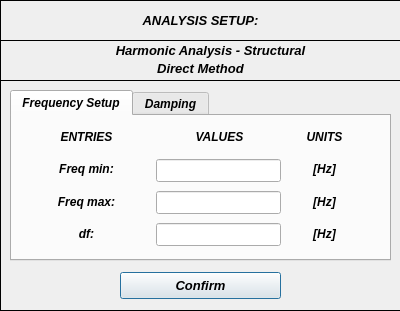
open-pulse/OpenPulse, file pulse/uix/user_input/ui/analysisSetupInput_DirectMethod.ui: the form before one commit.
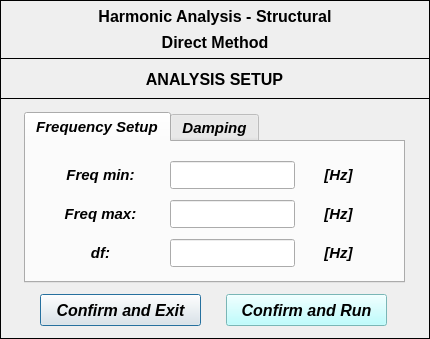
The form after the commit. Icons and pictures are not drawn.

The edit to the form file:
```diff
--- a/pulse/uix/user_input/ui/analysisSetupInput_DirectMethod.ui
+++ b/pulse/uix/user_input/ui/analysisSetupInput_DirectMethod.ui
@@ -9,8 +9,8 @@
    <rect>
     <x>0</x>
     <y>0</y>
-    <width>400</width>
-    <height>311</height>
+    <width>430</width>
+    <height>339</height>
    </rect>
   </property>
   <property name="sizePolicy">
@@ -19,6 +19,18 @@
     <verstretch>0</verstretch>
    </sizepolicy>
   </property>
+  <property name="minimumSize">
+   <size>
+    <width>430</width>
+    <height>339</height>
+   </size>
+  </property>
+  <property name="maximumSize">
+   <size>
+    <width>430</width>
+    <height>339</height>
+   </size>
+  </property>
   <property name="contextMenuPolicy">
    <enum>Qt::DefaultContextMenu</enum>
   </property>
@@ -32,89 +44,13 @@
   <property name="whatsThis">
    <string/>
   </property>
-  <widget class="QWidget" name="widget" native="true">
-   <property name="geometry">
-    <rect>
-     <x>0</x>
-     <y>0</y>
-     <width>401</width>
-     <height>311</height>
-    </rect>
-   </property>
-   <property name="font">
-    <font>
-     <kerning>true</kerning>
-    </font>
-   </property>
-   <widget class="QFrame" name="frame">
-    <property name="geometry">
-     <rect>
-      <x>0</x>
-      <y>0</y>
-      <width>401</width>
-      <height>41</height>
-     </rect>
-    </property>
-    <property name="frameShape">
-     <enum>QFrame::Box</enum>
-    </property>
-    <property name="frameShadow">
-     <enum>QFrame::Plain</enum>
-    </property>
-    <property name="lineWidth">
-     <number>1</number>
-    </property>
-    <widget class="QLabel" name="label">
-     <property name="geometry">
-      <rect>
-       <x>10</x>
-       <y>12</y>
-       <width>381</width>
-       <height>16</height>
-      </rect>
-     </property>
-     <property name="font">
-      <font>
-       <family>Arial</family>
-       <pointsize>10</pointsize>
-       <weight>75</weight>
-       <italic>true</italic>
-       <bold>true</bold>
-      </font>
-     </property>
-     <property name="text">
-      <string>ANALYSIS SETUP:</string>
-     </property>
-     <property name="textFormat">
-      <enum>Qt::AutoText</enum>
-     </property>
-     <property name="alignment">
-      <set>Qt::AlignCenter</set>
-     </property>
-    </widget>
-   </widget>
-   <widget class="QFrame" name="frame_2">
-    <property name="geometry">
-     <rect>
-      <x>0</x>
-      <y>40</y>
-      <width>401</width>
-      <height>271</height>
-     </rect>
-    </property>
-    <property name="frameShape">
-     <enum>QFrame::Box</enum>
-    </property>
-    <property name="frameShadow">
-     <enum>QFrame::Plain</enum>
-    </property>
     <widget class="QFrame" name="frame_3">
      <property name="geometry">
       <rect>
        <x>0</x>
        <y>0</y>
-       <width>401</width>
-       <height>41</height>
+     <width>430</width>
+     <height>59</height>
       </rect>
      </property>
      <property name="frameShape">
@@ -129,18 +65,18 @@
      <widget class="QLabel" name="label_title">
       <property name="geometry">
        <rect>
-        <x>20</x>
-        <y>0</y>
-        <width>381</width>
-        <height>21</height>
+      <x>36</x>
+      <y>4</y>
+      <width>358</width>
+      <height>25</height>
        </rect>
       </property>
       <property name="font">
        <font>
         <family>Arial</family>
-        <pointsize>10</pointsize>
+      <pointsize>12</pointsize>
         <weight>75</weight>
-        <italic>true</italic>
+      <italic>false</italic>
         <bold>true</bold>
        </font>
       </property>
@@ -157,18 +93,18 @@
      <widget class="QLabel" name="label_subtitle">
       <property name="geometry">
        <rect>
-        <x>10</x>
-        <y>20</y>
-        <width>381</width>
-        <height>16</height>
+      <x>36</x>
+      <y>30</y>
+      <width>358</width>
+      <height>25</height>
        </rect>
       </property>
       <property name="font">
        <font>
         <family>Arial</family>
-        <pointsize>10</pointsize>
+      <pointsize>12</pointsize>
         <weight>75</weight>
-        <italic>true</italic>
+      <italic>false</italic>
         <bold>true</bold>
        </font>
       </property>
@@ -183,11 +119,26 @@
       </property>
      </widget>
     </widget>
+  <widget class="QFrame" name="frame_2">
+   <property name="geometry">
+    <rect>
+     <x>0</x>
+     <y>98</y>
+     <width>430</width>
+     <height>241</height>
+    </rect>
+   </property>
+   <property name="frameShape">
+    <enum>QFrame::Box</enum>
+   </property>
+   <property name="frameShadow">
+    <enum>QFrame::Plain</enum>
+   </property>
     <widget class="QTabWidget" name="tabWidget">
      <property name="geometry">
       <rect>
-       <x>10</x>
-       <y>50</y>
+      <x>24</x>
+      <y>14</y>
        <width>381</width>
        <height>171</height>
       </rect>
@@ -195,6 +146,7 @@
      <property name="font">
       <font>
        <family>Arial</family>
+      <pointsize>11</pointsize>
        <weight>75</weight>
        <italic>true</italic>
        <bold>true</bold>
@@ -207,102 +159,33 @@
       <attribute name="title">
        <string>Frequency Setup</string>
       </attribute>
-      <widget class="QWidget" name="verticalLayoutWidget_13">
-       <property name="geometry">
-        <rect>
-         <x>146</x>
-         <y>10</y>
-         <width>123</width>
-         <height>21</height>
-        </rect>
-       </property>
-       <layout class="QVBoxLayout" name="verticalLayout_13">
-        <item>
-         <widget class="QLabel" name="label_18">
-          <property name="font">
-           <font>
-            <weight>75</weight>
-            <bold>true</bold>
-           </font>
-          </property>
-          <property name="text">
-           <string>VALUES</string>
-          </property>
-          <property name="alignment">
-           <set>Qt::AlignCenter</set>
-          </property>
-         </widget>
-        </item>
-       </layout>
-      </widget>
-      <widget class="QWidget" name="verticalLayoutWidget_14">
-       <property name="geometry">
-        <rect>
-         <x>282</x>
-         <y>10</y>
-         <width>61</width>
-         <height>21</height>
-        </rect>
-       </property>
-       <layout class="QVBoxLayout" name="verticalLayout_14">
-        <item>
-         <widget class="QLabel" name="label_19">
-          <property name="font">
-           <font>
-            <weight>75</weight>
-            <bold>true</bold>
-           </font>
-          </property>
-          <property name="text">
-           <string>UNITS</string>
-          </property>
-          <property name="alignment">
-           <set>Qt::AlignCenter</set>
-          </property>
-         </widget>
-        </item>
-       </layout>
-      </widget>
-      <widget class="QWidget" name="verticalLayoutWidget_15">
-       <property name="geometry">
-        <rect>
-         <x>24</x>
-         <y>10</y>
-         <width>101</width>
-         <height>21</height>
-        </rect>
-       </property>
-       <layout class="QVBoxLayout" name="verticalLayout_15">
-        <item>
-         <widget class="QLabel" name="label_20">
-          <property name="font">
-           <font>
-            <weight>75</weight>
-            <bold>true</bold>
-           </font>
-          </property>
-          <property name="text">
-           <string>ENTRIES</string>
-          </property>
-          <property name="alignment">
-           <set>Qt::AlignCenter</set>
-          </property>
-         </widget>
-        </item>
-       </layout>
-      </widget>
       <widget class="QWidget" name="verticalLayoutWidget_16">
        <property name="geometry">
         <rect>
          <x>24</x>
-         <y>40</y>
+        <y>18</y>
          <width>101</width>
-         <height>91</height>
+        <height>108</height>
         </rect>
        </property>
        <layout class="QVBoxLayout" name="verticalLayout_16">
+       <property name="spacing">
+        <number>10</number>
+       </property>
         <item>
          <widget class="QLabel" name="label_22">
+         <property name="minimumSize">
+          <size>
+           <width>0</width>
+           <height>28</height>
+          </size>
+         </property>
+         <property name="maximumSize">
+          <size>
+           <width>16777215</width>
+           <height>28</height>
+          </size>
+         </property>
           <property name="text">
            <string>Freq min:</string>
           </property>
@@ -313,6 +196,18 @@
         </item>
         <item>
          <widget class="QLabel" name="label_23">
+         <property name="minimumSize">
+          <size>
+           <width>0</width>
+           <height>28</height>
+          </size>
+         </property>
+         <property name="maximumSize">
+          <size>
+           <width>16777215</width>
+           <height>28</height>
+          </size>
+         </property>
           <property name="text">
            <string>Freq max:</string>
           </property>
@@ -323,6 +218,18 @@
         </item>
         <item>
          <widget class="QLabel" name="label_21">
+         <property name="minimumSize">
+          <size>
+           <width>0</width>
+           <height>28</height>
+          </size>
+         </property>
+         <property name="maximumSize">
+          <size>
+           <width>16777215</width>
+           <height>28</height>
+          </size>
+         </property>
           <property name="text">
            <string>df:</string>
           </property>
@@ -337,14 +244,29 @@
        <property name="geometry">
         <rect>
          <x>144</x>
-         <y>40</y>
+        <y>18</y>
          <width>125</width>
-         <height>95</height>
+        <height>108</height>
         </rect>
        </property>
        <layout class="QVBoxLayout" name="verticalLayout_17">
+       <property name="spacing">
+        <number>10</number>
+       </property>
         <item>
          <widget class="QLineEdit" name="lineEdit_min">
+         <property name="minimumSize">
+          <size>
+           <width>0</width>
+           <height>28</height>
+          </size>
+         </property>
+         <property name="maximumSize">
+          <size>
+           <width>16777215</width>
+           <height>28</height>
+          </size>
+         </property>
           <property name="font">
            <font>
             <family>Arial</family>
@@ -361,6 +283,18 @@
         </item>
         <item>
          <widget class="QLineEdit" name="lineEdit_max">
+         <property name="minimumSize">
+          <size>
+           <width>0</width>
+           <height>28</height>
+          </size>
+         </property>
+         <property name="maximumSize">
+          <size>
+           <width>16777215</width>
+           <height>28</height>
+          </size>
+         </property>
           <property name="font">
            <font>
             <family>Arial</family>
@@ -377,6 +311,18 @@
         </item>
         <item>
          <widget class="QLineEdit" name="lineEdit_step">
+         <property name="minimumSize">
+          <size>
+           <width>0</width>
+           <height>28</height>
+          </size>
+         </property>
+         <property name="maximumSize">
+          <size>
+           <width>16777215</width>
+           <height>28</height>
+          </size>
+         </property>
           <property name="font">
            <font>
             <family>Arial</family>
@@ -397,14 +343,29 @@
        <property name="geometry">
         <rect>
          <x>282</x>
-         <y>40</y>
+        <y>18</y>
          <width>61</width>
-         <height>91</height>
+        <height>108</height>
         </rect>
        </property>
        <layout class="QVBoxLayout" name="verticalLayout_18">
+       <property name="spacing">
+        <number>10</number>
+       </property>
         <item>
          <widget class="QLabel" name="label_24">
+         <property name="minimumSize">
+          <size>
+           <width>0</width>
+           <height>28</height>
+          </size>
+         </property>
+         <property name="maximumSize">
+          <size>
+           <width>16777215</width>
+           <height>28</height>
+          </size>
+         </property>
           <property name="text">
            <string>[Hz]</string>
           </property>
@@ -415,6 +376,18 @@
         </item>
         <item>
          <widget class="QLabel" name="label_25">
+         <property name="minimumSize">
+          <size>
+           <width>0</width>
+           <height>28</height>
+          </size>
+         </property>
+         <property name="maximumSize">
+          <size>
+           <width>16777215</width>
+           <height>28</height>
+          </size>
+         </property>
           <property name="text">
            <string>[Hz]</string>
           </property>
@@ -425,6 +398,18 @@
         </item>
         <item>
          <widget class="QLabel" name="label_26">
+         <property name="minimumSize">
+          <size>
+           <width>0</width>
+           <height>28</height>
+          </size>
+         </property>
+         <property name="maximumSize">
+          <size>
+           <width>16777215</width>
+           <height>28</height>
+          </size>
+         </property>
           <property name="text">
            <string>[Hz]</string>
           </property>
@@ -895,25 +880,96 @@
     <widget class="QPushButton" name="pushButton_confirm">
      <property name="geometry">
       <rect>
-       <x>120</x>
-       <y>232</y>
+      <x>40</x>
+      <y>196</y>
        <width>161</width>
+      <height>32</height>
+     </rect>
+    </property>
+    <property name="font">
+     <font>
+      <family>Arial</family>
+      <pointsize>12</pointsize>
+      <weight>75</weight>
+      <italic>true</italic>
+      <bold>true</bold>
+     </font>
+    </property>
+    <property name="text">
+     <string>Confirm and Exit</string>
+    </property>
+   </widget>
+   <widget class="QPushButton" name="pushButton_confirm_run">
+    <property name="geometry">
+     <rect>
+      <x>226</x>
+      <y>196</y>
+      <width>161</width>
+      <height>32</height>
+     </rect>
+    </property>
+    <property name="font">
+     <font>
+      <family>Arial</family>
+      <pointsize>12</pointsize>
+      <weight>75</weight>
+      <italic>true</italic>
+      <bold>true</bold>
+     </font>
+    </property>
+    <property name="styleSheet">
+     <string notr="true">background-color: rgb(170, 255, 255);</string>
+    </property>
+    <property name="text">
+     <string>Confirm and Run</string>
+    </property>
+   </widget>
+  </widget>
+  <widget class="QFrame" name="frame">
+   <property name="geometry">
+    <rect>
+     <x>0</x>
+     <y>58</y>
+     <width>430</width>
+     <height>41</height>
+    </rect>
+   </property>
+   <property name="frameShape">
+    <enum>QFrame::Box</enum>
+   </property>
+   <property name="frameShadow">
+    <enum>QFrame::Plain</enum>
+   </property>
+   <property name="lineWidth">
+    <number>1</number>
+   </property>
+   <widget class="QLabel" name="label">
+    <property name="geometry">
+     <rect>
+      <x>24</x>
+      <y>8</y>
+      <width>381</width>
        <height>27</height>
       </rect>
      </property>
      <property name="font">
       <font>
        <family>Arial</family>
-       <pointsize>10</pointsize>
+      <pointsize>12</pointsize>
        <weight>75</weight>
-       <italic>true</italic>
+      <italic>false</italic>
        <bold>true</bold>
       </font>
      </property>
      <property name="text">
-      <string>Confirm</string>
-     </property>
-    </widget>
+     <string>ANALYSIS SETUP</string>
+    </property>
+    <property name="textFormat">
+     <enum>Qt::AutoText</enum>
+    </property>
+    <property name="alignment">
+     <set>Qt::AlignCenter</set>
+    </property>
    </widget>
   </widget>
  </widget>
```
Left out of the diff: 356 changed lines with no effect on the pictures. Lines whose indentation alone changed are shown as unchanged.
